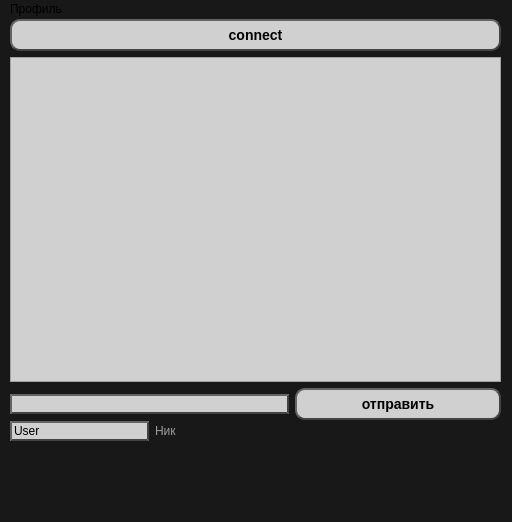
Old version of the form Client/mainwindow.ui in the repository TripleHeadDog/SimpleChat-QT.Network.
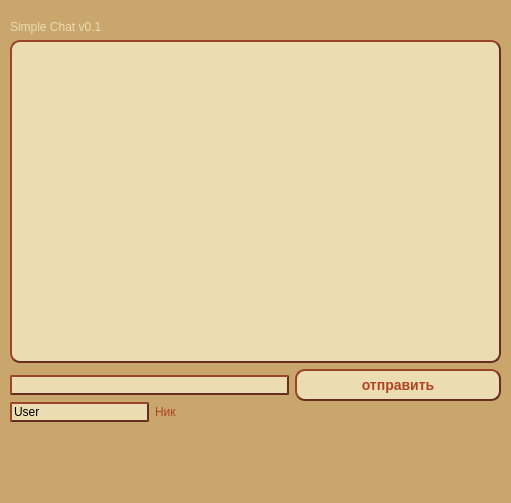
New version of the form.

The edit to the form file:
```diff
--- a/Client/mainwindow.ui
+++ b/Client/mainwindow.ui
@@ -6,8 +6,8 @@
    <rect>
     <x>0</x>
     <y>0</y>
-    <width>512</width>
-    <height>522</height>
+    <width>511</width>
+    <height>503</height>
    </rect>
   </property>
   <property name="windowTitle">
@@ -17,7 +17,8 @@
    <bool>false</bool>
   </property>
   <property name="styleSheet">
-   <string notr="true">background-color: rgb(24, 24, 24);</string>
+   <string notr="true">background-color: rgb(201, 166, 107);
+</string>
   </property>
   <widget class="QWidget" name="centralwidget">
    <widget class="QWidget" name="layoutWidget">
@@ -30,45 +31,45 @@
      </rect>
     </property>
     <layout class="QVBoxLayout" name="verticalLayout_2">
-     <item>
-      <widget class="QPushButton" name="ButtonConnect">
-       <property name="sizePolicy">
-        <sizepolicy hsizetype="Minimum" vsizetype="Preferred">
-         <horstretch>0</horstretch>
-         <verstretch>0</verstretch>
-        </sizepolicy>
-       </property>
-       <property name="styleSheet">
-        <string notr="true">	background-color: rgb(208, 208, 208);
-	font: 900 12pt &quot;Segoe UI Black&quot;;
-     border-style: outset;
-     border-width: 2px;
-     border-radius: 10px;
-    border-color: rgb(67, 67, 67);
-      font: bold 14px;
-     min-width: 10em;
-     padding: 6px;</string>
-       </property>
-       <property name="text">
-        <string>connect</string>
-       </property>
-       <property name="autoRepeatInterval">
-        <number>100</number>
-       </property>
-       <property name="default">
-        <bool>false</bool>
-       </property>
-       <property name="flat">
-        <bool>false</bool>
-       </property>
-      </widget>
-     </item>
      <item>
       <layout class="QVBoxLayout" name="verticalLayout">
+       <item>
+        <spacer name="verticalSpacer">
+         <property name="orientation">
+          <enum>Qt::Vertical</enum>
+         </property>
+         <property name="sizeType">
+          <enum>QSizePolicy::Preferred</enum>
+         </property>
+         <property name="sizeHint" stdset="0">
+          <size>
+           <width>20</width>
+           <height>20</height>
+          </size>
+         </property>
+        </spacer>
+       </item>
+       <item>
+        <widget class="QLabel" name="label">
+         <property name="styleSheet">
+          <string notr="true">font: 900 22pt &quot;Segoe UI Black&quot;;
+color: rgb(235, 220, 178);</string>
+         </property>
+         <property name="text">
+          <string>Simple Chat v0.1</string>
+         </property>
+        </widget>
+       </item>
        <item>
         <widget class="QTextBrowser" name="textBrowser">
          <property name="styleSheet">
-          <string notr="true">background-color: rgb(208, 208, 208);</string>
+          <string notr="true">
+background-color: rgb(235, 220, 178);
+border-style: outset;
+     border-width: 2px;
+     border-radius: 10px;
+     
+border-color: rgb(102, 46, 28);</string>
          </property>
         </widget>
        </item>
@@ -77,10 +78,10 @@
          <item>
           <widget class="QLineEdit" name="lineEdit">
            <property name="styleSheet">
-            <string notr="true">background-color: rgb(208, 208, 208);
+            <string notr="true">background-color: rgb(235, 220, 178);
 border-style: outset;
      border-width: 2px;
-     border-color: rgb(67, 67, 67);</string>
+     border-color: rgb(102, 46, 28);</string>
            </property>
           </widget>
          </item>
@@ -105,12 +106,16 @@
             </size>
            </property>
            <property name="styleSheet">
-            <string notr="true">	background-color: rgb(208, 208, 208);
+            <string notr="true">color: rgb(175, 68, 37);
+
+background-color: rgb(235, 220, 178);
+
 	font: 900 12pt &quot;Segoe UI Black&quot;;
      border-style: outset;
      border-width: 2px;
      border-radius: 10px;
-     border-color: rgb(67, 67, 67);
+     
+border-color: rgb(102, 46, 28);
       font: bold 14px;
      min-width: 10em;
 
@@ -140,10 +145,10 @@
      <item>
       <widget class="QLineEdit" name="LineName">
        <property name="styleSheet">
-        <string notr="true">background-color: rgb(208, 208, 208);
+        <string notr="true">background-color: rgb(235, 220, 178);
 border-style: outset;
      border-width: 2px;
-    border-color: rgb(67, 67, 67);</string>
+    border-color: rgb(102, 46, 28);</string>
        </property>
        <property name="text">
         <string>User</string>
@@ -153,7 +158,8 @@
      <item>
       <widget class="QLabel" name="Name">
        <property name="styleSheet">
-        <string notr="true">color: rgb(156, 156, 156);</string>
+        <string notr="true">color: rgb(175, 68, 37);
+font: 700 10pt &quot;Segoe UI&quot;;</string>
        </property>
        <property name="text">
         <string>Ник</string>
@@ -163,24 +169,6 @@
     </layout>
    </widget>
   </widget>
-  <widget class="QMenuBar" name="menubar">
-   <property name="geometry">
-    <rect>
-     <x>0</x>
-     <y>0</y>
-     <width>512</width>
-     <height>21</height>
-    </rect>
-   </property>
-   <widget class="QMenu" name="menu">
-    <property name="title">
-     <string>Профиль</string>
-    </property>
-    <addaction name="action"/>
-   </widget>
-   <addaction name="menu"/>
-  </widget>
-  <widget class="QStatusBar" name="statusbar"/>
   <action name="action">
    <property name="checkable">
     <bool>false</bool>
```
